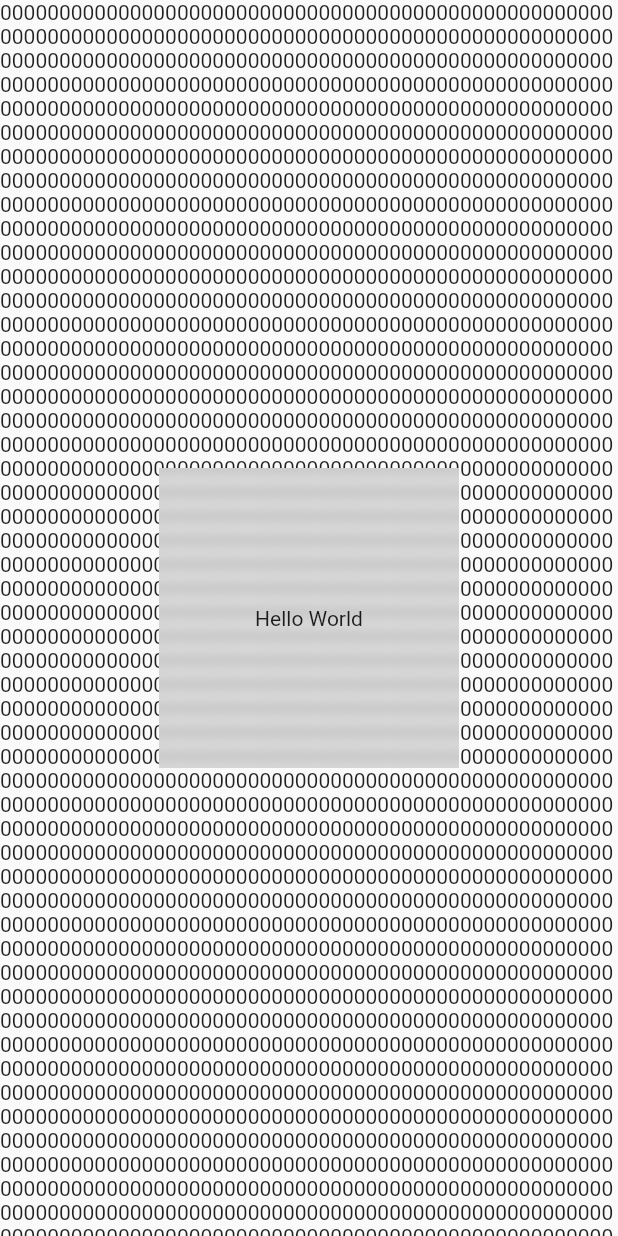
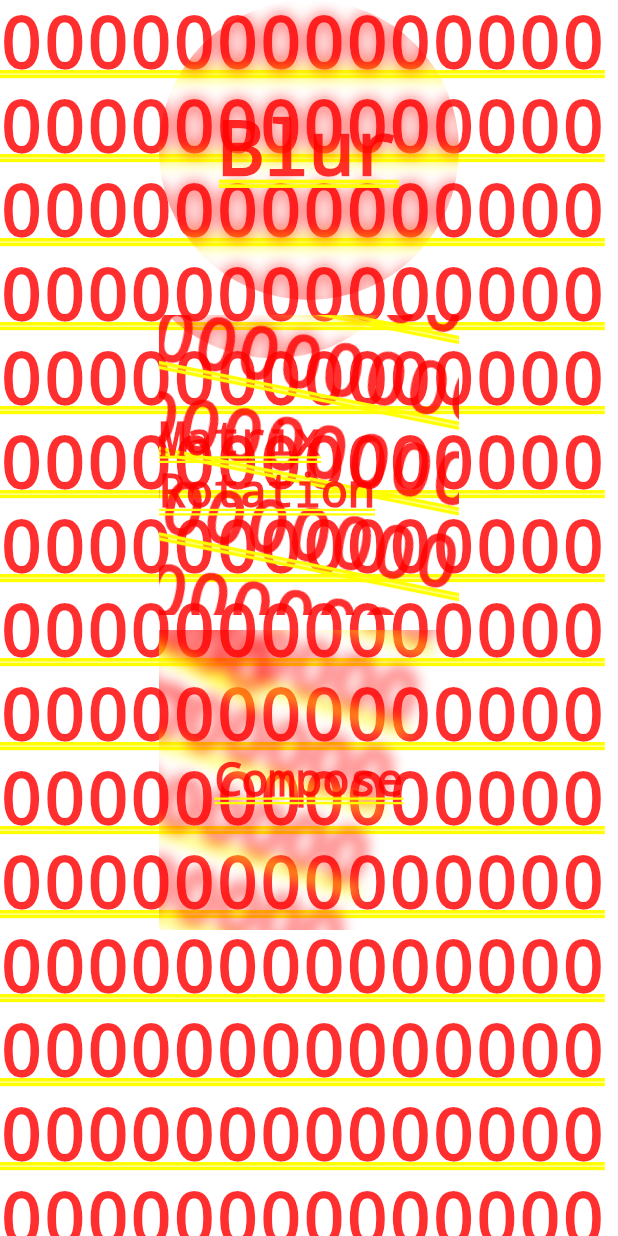
Before and after one commit to ACM-VIT/fludget, a Flutter app: the BackdropFilterImplementation screen opened directly, on a phone screen of 412 x 824 dp. Run offline on Flutter 3.47's test engine with Material 2 defaults, Android fonts, the phone set to English and light mode, and no system bars; our stand-ins replace file_picker, package_info_plus, shared_preferences, webview_flutter; missing offline and left inert: syntax_highlighter; accounts and stored records are empty.

Commit message:
Added Matrix Rotation and Compose Filter

```diff
--- a/lib/routes/BackdropFilter.dart
+++ b/lib/routes/BackdropFilter.dart
@@ -6,12 +6,15 @@ class BackdropFilterImplementation extends StatelessWidget {
   const BackdropFilterImplementation({Key? key}) : super(key: key);
   @override
   Widget build(BuildContext context) {
+
     return Stack(
-      fit: StackFit.expand,
       children: <Widget>[
         Text('0' * 10000),
+        Column(
+          children: <Widget>[
             Center(
-          child: ClipRect(  // <-- clips to the 200x200 [Container] below
+              child: ClipOval(
+                // <-- clips to the 200x200 [Container] below
                 child: BackdropFilter(
                   filter: ImageFilter.blur(
                     sigmaX: 5.0,
@@ -21,16 +24,115 @@ class BackdropFilterImplementation extends StatelessWidget {
                     alignment: Alignment.center,
                     width: 200.0,
                     height: 200.0,
-                child: const Text('Hello World'),
+                    child: const Text('Blur',style: TextStyle(fontSize: 50),),
+                  ),
+                ),
+              ),
+            ),
+            SizedBox(height: 10,),
+            Center(
+              child: ClipRect(
+                // <-- clips to the 200x200 [Container] below
+                child: BackdropFilter(
+                  filter: ImageFilter.matrix(Matrix4.rotationZ(0.2).storage),
+                  child: Container(
+                    alignment: Alignment.center,
+                    width: 200.0,
+                    height: 200.0,
+                    child: const Text('Matrix Rotation',style: TextStyle(fontSize: 30),),
+                  ),
+                ),
+              ),
+            ),
+            SizedBox(height: 10,),
+            Center(
+              child: ClipRect(
+                // <-- clips to the 200x200 [Container] below
+                child: BackdropFilter(
+                  filter: ImageFilter.compose(outer: ImageFilter.blur(sigmaX: 5.0,
+                    sigmaY: 5.0,), inner: ImageFilter.matrix(Matrix4.rotationZ(0.3).storage)),
+                  child: Container(
+                    alignment: Alignment.center,
+                    width: 200.0,
+                    height: 200.0,
+                    child: const Text('Compose',style: TextStyle(fontSize: 30),),
                   ),
                 ),
               ),
             ),
           ],
+        )
+      ],
     );
+
+    return Scaffold(
+        body: SingleChildScrollView(
+            child: Column(
+      mainAxisSize: MainAxisSize.max,
+      crossAxisAlignment: CrossAxisAlignment.stretch,
+      children: <Widget>[
+        Container(
+          margin: EdgeInsets.symmetric(horizontal: 20),
+          padding: EdgeInsets.symmetric(vertical: 10, horizontal: 20),
+          height: 500,
+          width: double.infinity,
+          child: Stack(
+            children: <Widget>[
+              Text('0' * 10000),
+              Center(
+                child: ClipRect(
+                  // <-- clips to the 200x200 [Container] below
+                  child: BackdropFilter(
+                    filter: ImageFilter.blur(
+                      sigmaX: 5.0,
+                      sigmaY: 5.0,
+                    ),
+                    child: Container(
+                      alignment: Alignment.center,
+                      width: 200.0,
+                      height: 200.0,
+                      child: const Text('Blur'),
+                    ),
+                  ),
+                ),
+              ),
+            ],
+          ),
+        ),
+        Container(
+          margin: EdgeInsets.symmetric(horizontal: 20),
+          padding: EdgeInsets.symmetric(vertical: 10, horizontal: 20),
+          height: 500,
+          width: double.infinity,
+          child: Stack(
+            children: <Widget>[
+              new ConstrainedBox(
+                  constraints: const BoxConstraints.expand(),
+                  child: new FlutterLogo()),
+              new Center(
+                child: new ClipOval(
+                  child: new BackdropFilter(
+                    filter: new ImageFilter.matrix(Matrix4.rotationZ(0.5).storage),
+                    child: new Container(
+                      width: 200.0,
+                      height: 200.0,
+                      decoration: new BoxDecoration(
+                          color: Colors.grey.shade200.withOpacity(0.5)),
+                      child: new Center(
+                        child: new Text('Frosted',
+                            style: Theme.of(context).textTheme.bodyText1),
+                      ),
+                    ),
+                  ),
+                ),
+              ),
+            ],
+          ),
+        ),
+      ],
+    )));
   }
 }
-
 
 class BackdropFilterDescription extends StatelessWidget {
   const BackdropFilterDescription({Key? key}) : super(key: key);
```
Lines whose indentation alone changed are shown as unchanged.
